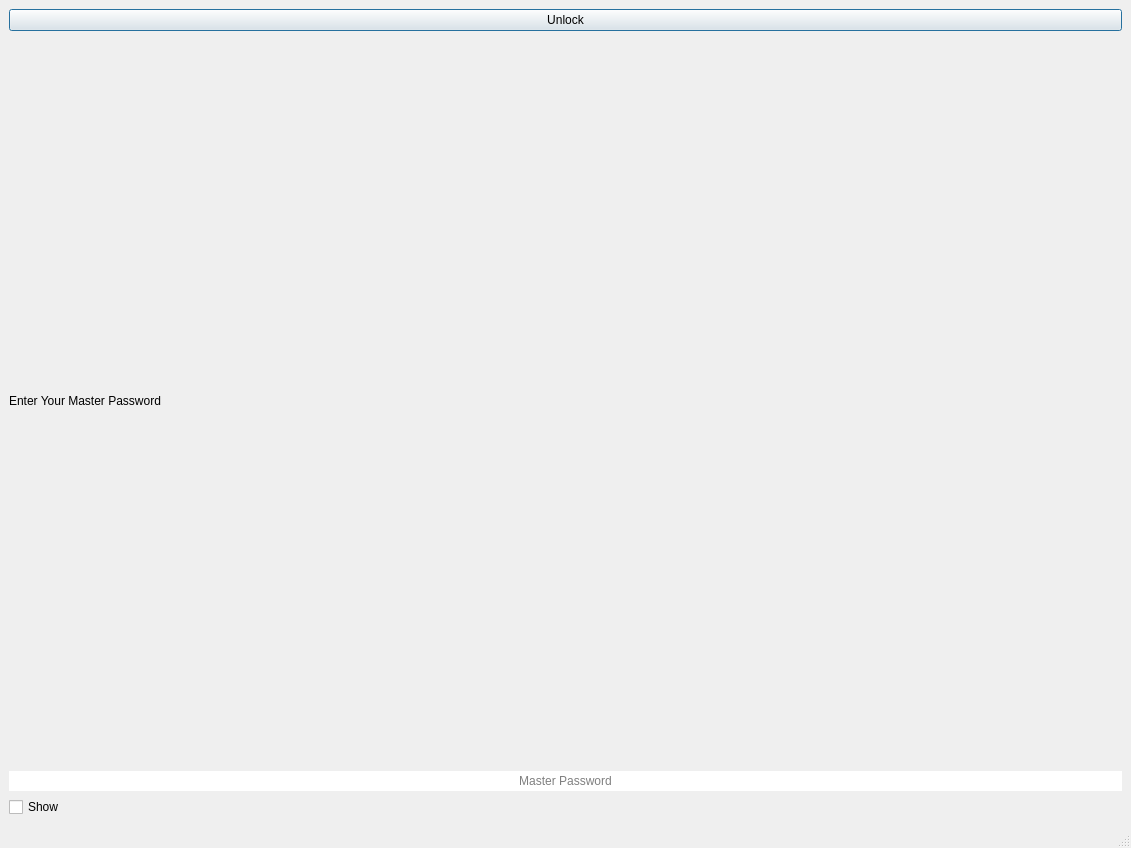
The window that ui/mainwindow.ui (Adam216TN/SafePass) describes before a commit, drawn with Qt 5.
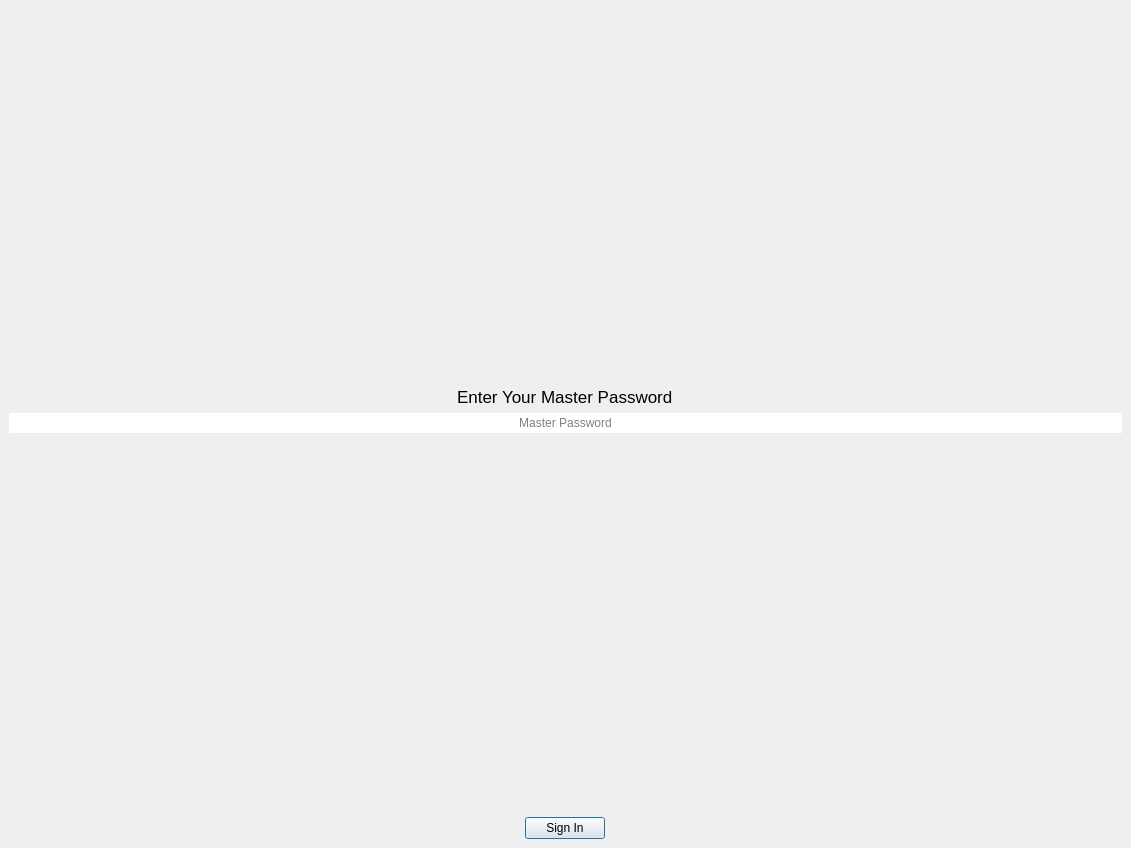
The same window after the commit.

Commit message: UI improvement of the registration and login page

Patch:
```diff
--- a/ui/mainwindow.ui
+++ b/ui/mainwindow.ui
@@ -14,22 +14,35 @@
    <string>MainWindow</string>
   </property>
   <widget class="QWidget" name="centralwidget">
+   <layout class="QVBoxLayout" name="verticalLayout_2">
+    <item>
    <layout class="QVBoxLayout" name="verticalLayout">
     <item>
-     <widget class="QPushButton" name="btnconnect">
-      <property name="text">
-       <string>Unlock</string>
-      </property>
-      <property name="autoDefault">
-       <bool>false</bool>
-      </property>
-      <property name="default">
-       <bool>true</bool>
-      </property>
-     </widget>
-    </item>
-    <item>
+       <spacer name="verticalSpacer">
+        <property name="orientation">
+         <enum>Qt::Vertical</enum>
+        </property>
+        <property name="sizeHint" stdset="0">
+         <size>
+          <width>20</width>
+          <height>40</height>
+         </size>
+        </property>
+       </spacer>
+      </item>
+      <item alignment="Qt::AlignHCenter">
      <widget class="QLabel" name="label">
+        <property name="maximumSize">
+         <size>
+          <width>16777215</width>
+          <height>20</height>
+         </size>
+        </property>
+        <property name="font">
+         <font>
+          <pointsize>13</pointsize>
+         </font>
+        </property>
       <property name="text">
        <string>Enter Your Master Password</string>
       </property>
@@ -58,25 +71,35 @@
      </widget>
     </item>
     <item>
-     <widget class="QCheckBox" name="checkShowPassword">
+       <spacer name="verticalSpacer_2">
+        <property name="orientation">
+         <enum>Qt::Vertical</enum>
+        </property>
+        <property name="sizeHint" stdset="0">
+         <size>
+          <width>20</width>
+          <height>40</height>
+         </size>
+        </property>
+       </spacer>
+      </item>
+      <item alignment="Qt::AlignHCenter">
+       <widget class="QPushButton" name="btnconnect">
       <property name="text">
-       <string>Show</string>
-      </property>
+         <string>Sign In</string>
+        </property>
+        <property name="autoDefault">
+         <bool>false</bool>
+        </property>
+        <property name="default">
+         <bool>true</bool>
+        </property>
      </widget>
     </item>
    </layout>
+    </item>
+   </layout>
   </widget>
-  <widget class="QMenuBar" name="menubar">
-   <property name="geometry">
-    <rect>
-     <x>0</x>
-     <y>0</y>
-     <width>1131</width>
-     <height>23</height>
-    </rect>
-   </property>
-  </widget>
-  <widget class="QStatusBar" name="statusbar"/>
  </widget>
  <resources/>
  <connections/>
```
Lines whose indentation alone changed are shown as unchanged. The commit also changes 5 other files.
